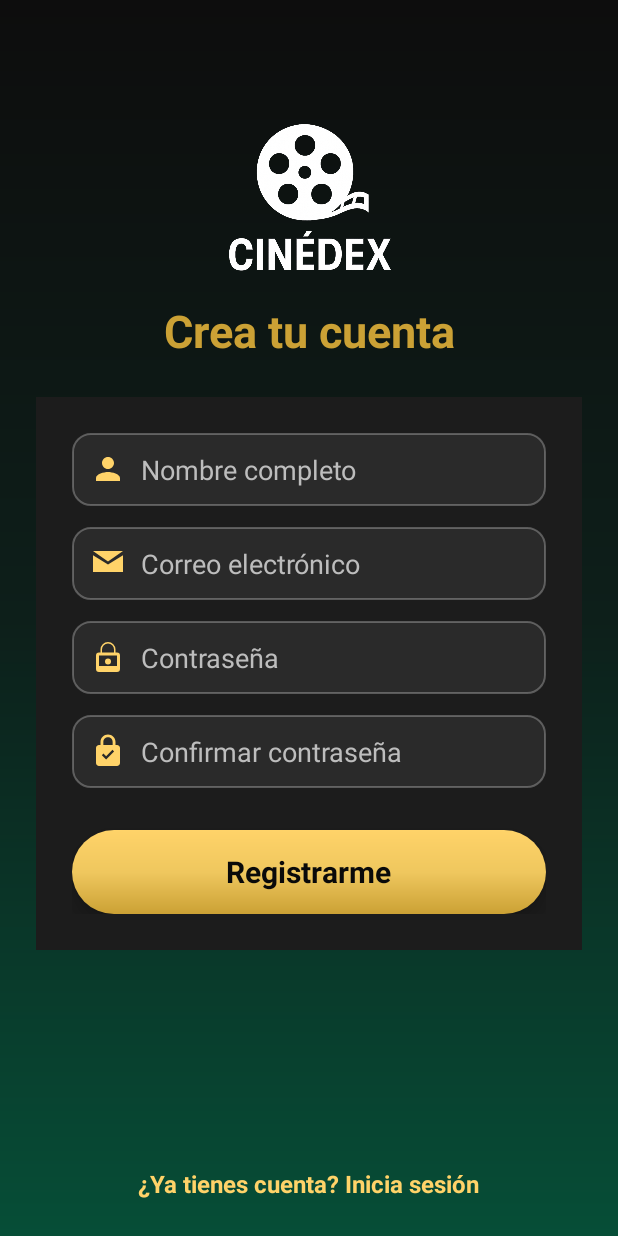
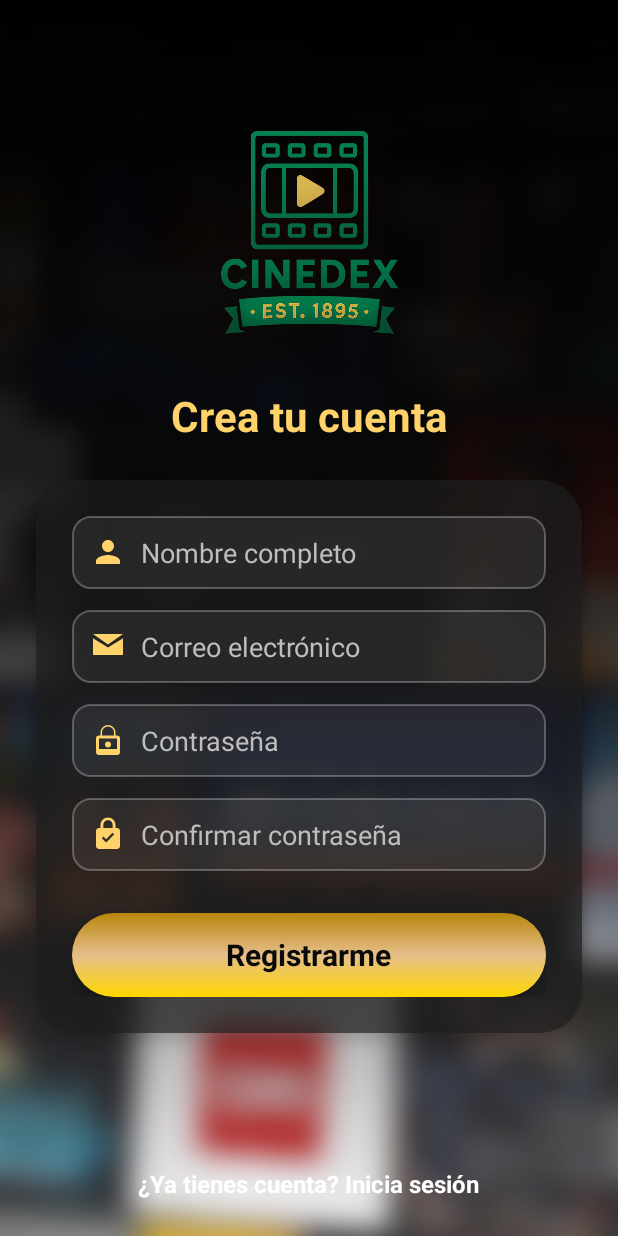
Before and after one commit to lMarco-Dev/Cinedex_Proyecto_AM, an Android app: the Actividad_Registrarse screen opened directly, with no data from a screen before it, on a phone screen of 412 x 824 dp. Run offline under Robolectric (Android 15) with nearby library versions, the phone set to English and light mode, and no system bars.

Commit message:
Login y Register terminado

```diff
--- a/app/src/main/java/com/example/cinedex/Actividad_Registrarse.java
+++ b/app/src/main/java/com/example/cinedex/Actividad_Registrarse.java
@@ -1,19 +1,48 @@
+// Actividad_Registrarse.java
 package com.example.cinedex;
 
+import android.content.Intent;
+import android.graphics.RenderEffect;
+import android.graphics.Shader;
+import android.media.Image;
+import android.os.Build;
 import android.os.Bundle;
+import android.view.animation.Animation;
+import android.view.animation.AnimationUtils;
+import android.widget.FrameLayout;
+import android.widget.ImageView;
+import android.widget.TextView;
 
-import androidx.activity.EdgeToEdge;
 import androidx.appcompat.app.AppCompatActivity;
-import androidx.core.graphics.Insets;
-import androidx.core.view.ViewCompat;
-import androidx.core.view.WindowInsetsCompat;
 
 public class Actividad_Registrarse extends AppCompatActivity {
 
     @Override
     protected void onCreate(Bundle savedInstanceState) {
         super.onCreate(savedInstanceState);
-        EdgeToEdge.enable(this);
         setContentView(R.layout.ly_actividad_registrarse);
+
+        FrameLayout btnRegistrarse = findViewById(R.id.btnRegister);
+        TextView btnRegresarLogin = findViewById(R.id.tvGoToLogin);
+        ImageView bgRegister = findViewById(R.id.bgRegister);
+
+        if(Build.VERSION.SDK_INT >= Build.VERSION_CODES.S) {
+            bgRegister.setRenderEffect(RenderEffect.createBlurEffect(25f, 25f, Shader.TileMode.CLAMP));
+        } else {
+            bgRegister.setAlpha(0.4f);
+        }
+
+        btnRegistrarse.setOnClickListener(v-> {
+            Intent intent = new Intent(this, Actividad_Login.class);
+            overridePendingTransition(R.anim.slide_out_left, R.anim.slide_in_right);
+            startActivity(intent);
+        });
+
+        btnRegresarLogin.setOnClickListener(v-> {
+            Intent intent = new Intent(this, Actividad_Login.class);
+            overridePendingTransition(R.anim.slide_out_left, R.anim.slide_in_right);
+            startActivity(intent);
+        });
+
     }
 }
--- /dev/null
+++ b/app/src/main/res/anim/slide_in_right.xml
@@ -0,0 +1,10 @@
+<set xmlns:android="http://schemas.android.com/apk/res/android">
+    <translate
+        android:fromXDelta="100%"
+        android:toXDelta="0%"
+        android:duration="400"/>
+    <alpha
+        android:fromAlpha="0.0"
+        android:toAlpha="1.0"
+        android:duration="400"/>
+</set>
--- /dev/null
+++ b/app/src/main/res/anim/slide_out_left.xml
@@ -0,0 +1,10 @@
+<set xmlns:android="http://schemas.android.com/apk/res/android">
+    <translate
+        android:fromXDelta="0%"
+        android:toXDelta="-100%"
+        android:duration="400"/>
+    <alpha
+        android:fromAlpha="1.0"
+        android:toAlpha="0.0"
+        android:duration="400"/>
+</set>
--- a/app/src/main/res/drawable/btn_gold_gradient.xml
+++ b/app/src/main/res/drawable/btn_gold_gradient.xml
@@ -1,9 +1,38 @@
-<shape xmlns:android="http://schemas.android.com/apk/res/android"
-    android:shape="rectangle">
-    <gradient
-        android:startColor="#CBA135"
-        android:centerColor="#EFC75E"
-        android:endColor="#FFD369"
-        android:angle="90" />
-    <corners android:radius="30dp" />
-</shape>
+<?xml version="1.0" encoding="utf-8"?>
+<selector xmlns:android="http://schemas.android.com/apk/res/android">
+
+    <!-- Estado presionado -->
+    <item android:state_pressed="true">
+        <shape android:shape="rectangle">
+            <gradient
+                android:startColor="#D4AF37"
+                android:endColor="#B8860B"
+                android:angle="90" />
+            <corners android:radius="28dp" />
+            <padding
+                android:left="8dp"
+                android:right="8dp"
+                android:top="8dp"
+                android:bottom="8dp"/>
+        </shape>
+    </item>
+
+    <!-- Estado normal -->
+    <item>
+        <shape android:shape="rectangle">
+            <gradient
+                android:startColor="#FFD700"
+                android:centerColor="#E6BE8A"
+                android:endColor="#B8860B"
+                android:angle="90" />
+            <corners android:radius="28dp" />
+            <shadowColor android:color="#66000000"/>
+            <padding
+                android:left="8dp"
+                android:right="8dp"
+                android:top="8dp"
+                android:bottom="8dp"/>
+        </shape>
+    </item>
+
+</selector>
--- /dev/null
+++ b/app/src/main/res/drawable/card_transparent_dark.xml
@@ -0,0 +1,4 @@
+<shape xmlns:android="http://schemas.android.com/apk/res/android">
+    <solid android:color="#AA1E1E1E"/>
+    <corners android:radius="28dp"/>
+</shape>
--- a/app/src/main/res/drawable/edittext_background.xml
+++ /dev/null
@@ -1,6 +0,0 @@
-<shape xmlns:android="http://schemas.android.com/apk/res/android" android:shape="rectangle">
-    <solid android:color="@color/gray_light"/>
-    <stroke android:width="1dp" android:color="@color/text_gray"/>
-    <corners android:radius="12dp"/>
-    <padding android:left="12dp" android:top="8dp" android:right="12dp" android:bottom="8dp"/>
-</shape>
--- /dev/null
+++ b/app/src/main/res/drawable/logo_glow.xml
@@ -0,0 +1,10 @@
+<shape xmlns:android="http://schemas.android.com/apk/res/android"
+    android:shape="oval">
+    <solid android:color="@android:color/transparent"/>
+    <size android:width="220dp" android:height="220dp"/>
+    <gradient
+        android:type="radial"
+        android:gradientRadius="150dp"
+        android:startColor="@color/gold_light"
+        android:endColor="@android:color/transparent"/>
+</shape>
--- /dev/null
+++ b/app/src/main/res/drawable/overlay_register_gradient.xml
@@ -0,0 +1,13 @@
+<?xml version="1.0" encoding="utf-8"?>
+<shape xmlns:android="http://schemas.android.com/apk/res/android"
+    android:shape="rectangle">
+
+    <!-- Degradado que cubre solo la parte superior -->
+    <gradient
+        android:startColor="#FF000000"
+        android:centerColor="#CC000000"
+        android:endColor="#00000000"
+        android:angle="270"
+        android:centerY="0.5"
+        />
+</shape>
--- a/app/src/main/res/layout/ly_actividad_registrarse.xml
+++ b/app/src/main/res/layout/ly_actividad_registrarse.xml
@@ -5,18 +5,36 @@
     xmlns:tools="http://schemas.android.com/tools"
     android:layout_width="match_parent"
     android:layout_height="match_parent"
-    android:background="@drawable/bg_register_gradient"
     tools:context=".Actividad_Registrarse">
+
+    <!-- Fondo con imagen y degradado difuminado -->
+    <ImageView
+        android:id="@+id/bgRegister"
+        android:layout_width="match_parent"
+        android:layout_height="match_parent"
+        android:src="@drawable/fondo_register"
+        android:scaleType="centerCrop"
+        android:alpha="0.8"
+        android:contentDescription="@string/fondo_login"/>
+
+    <!-- Overlay con degradado difuminado más fuerte -->
+    <View
+        android:id="@+id/overlayGradient"
+        android:layout_width="match_parent"
+        android:layout_height="match_parent"
+        android:background="@drawable/overlay_register_gradient"/>
 
     <!-- Logo principal -->
     <ImageView
         android:id="@+id/imgLogo"
-        android:layout_width="130dp"
-        android:layout_height="130dp"
-        android:layout_marginTop="70dp"
-        android:src="@drawable/logo_cinedex"
+        android:layout_width="190dp"
+        android:layout_height="190dp"
+        android:layout_marginTop="60dp"
+        android:src="@drawable/logo_chatgpt"
         android:contentDescription="Logo Cinedex"
         android:scaleType="centerInside"
+        android:elevation="12dp"
+        android:background="@drawable/logo_glow"
         app:layout_constraintTop_toTopOf="parent"
         app:layout_constraintStart_toStartOf="parent"
         app:layout_constraintEnd_toEndOf="parent" />
@@ -27,14 +45,15 @@
         android:layout_width="wrap_content"
         android:layout_height="wrap_content"
         android:text="Crea tu cuenta"
-        android:textColor="@color/gold"
-        android:textSize="30sp"
+        android:textColor="@color/gold_light"
+        android:textSize="28sp"
         android:textStyle="bold"
         app:layout_constraintTop_toBottomOf="@id/imgLogo"
         app:layout_constraintStart_toStartOf="parent"
-        app:layout_constraintEnd_toEndOf="parent" />
+        app:layout_constraintEnd_toEndOf="parent"
+        android:layout_marginTop="8dp"/>
 
-    <!-- Tarjeta translúcida (efecto vidrio oscuro) -->
+    <!-- Contenedor del formulario -->
     <LinearLayout
         android:id="@+id/formContainer"
         android:layout_width="match_parent"
@@ -42,7 +61,8 @@
         android:layout_margin="24dp"
         android:orientation="vertical"
         android:padding="24dp"
-        android:background="@color/gray_medium"
+        android:background="@drawable/card_transparent_dark"
+        android:elevation="6dp"
         app:layout_constraintTop_toBottomOf="@id/tvTitle">
 
         <!-- Nombre -->
@@ -111,7 +131,7 @@
             android:layout_height="56dp"
             android:layout_marginTop="28dp"
             android:background="@drawable/btn_gold_gradient"
-            android:elevation="8dp"
+            android:elevation="10dp"
             android:clickable="true"
             android:focusable="true">
 
@@ -126,13 +146,13 @@
         </FrameLayout>
     </LinearLayout>
 
-    <!-- Texto de regreso -->
+    <!-- Texto inferior -->
     <TextView
         android:id="@+id/tvGoToLogin"
         android:layout_width="wrap_content"
         android:layout_height="wrap_content"
         android:text="¿Ya tienes cuenta? Inicia sesión"
-        android:textColor="@color/gold_light"
+        android:textColor="@color/white"
         android:textSize="16sp"
         android:textStyle="bold"
         android:layout_marginBottom="24dp"
--- a/app/src/main/res/values/strings.xml
+++ b/app/src/main/res/values/strings.xml
@@ -2,4 +2,6 @@
     <string name="app_name">Cinedex</string>
     <string name="welcome_text">Bienvenido a\n<font color="#007A33">CINEDEX</font></string>
     <string name="arrow_icon">Icono de flecha</string>
+    <string name="fondo_login">Fondo de inicio de sesión</string>
+
 </resources>
```
Also changed, not shown: app/src/main/java/com/example/cinedex/Actividad_Login.java (+24 -5 lines), app/src/main/java/com/example/cinedex/MainActivity.java (+5 -9 lines), app/src/main/res/drawable/bg_curved_top.xml (deleted, +0 -9 lines), app/src/main/res/drawable/bg_curved_top_dark.xml (deleted, +0 -13 lines), app/src/main/res/drawable/bg_glass_card.xml (deleted, +0 -8 lines), app/src/main/res/drawable/btn_green_gradient.xml (deleted, +0 -7 lines), app/src/main/res/layout/ly_actividad_login.xml (+38 -13 lines), app/src/main/res/drawable/fondo_login.jpg (added), app/src/main/res/drawable/fondo_register.jpg (added), app/src/main/res/drawable/logo_chatgpt.png (added).
